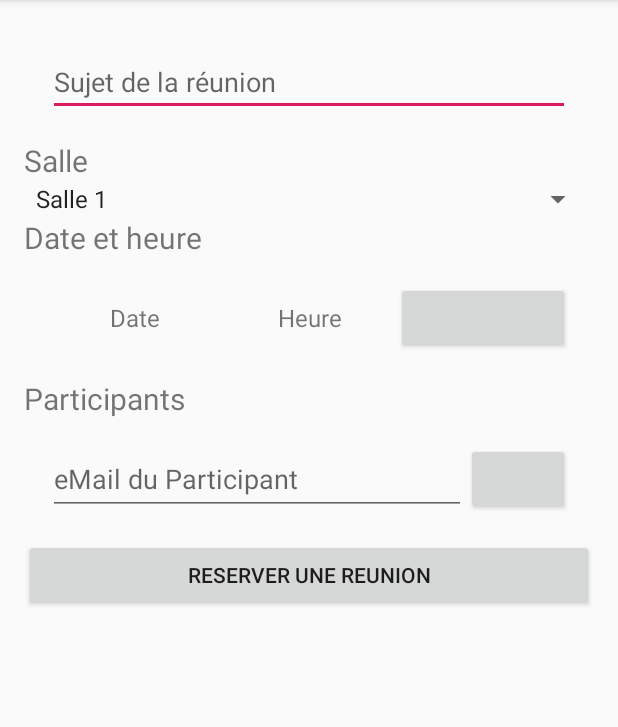
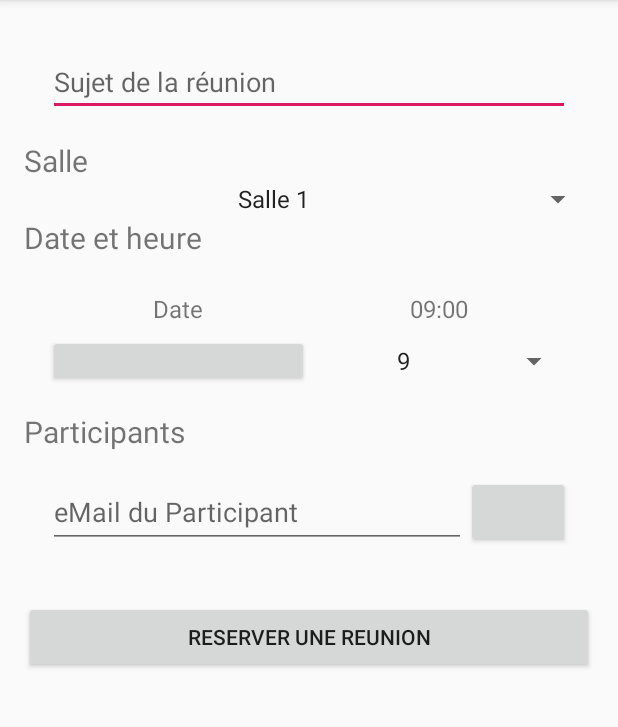
Before and after one commit to CharlotteJu/MaR-u-P4, an Android app: the AddReunionFragment screen opened directly, with no data from a screen before it, after a tap on "RESERVER UNE REUNION", on a phone screen of 412 x 824 dp, the part 84-811 px from its top. Run offline under Robolectric (Android 15) with nearby library versions, the phone set to English and light mode, and no system bars; our stand-ins replace ButterKnife; 3 other taps on this screen came first.

Commit message:
RecyclerView pour la liste des mails dans AddReunionFragment

```diff
--- a/MaReu/app/src/main/java/com/example/mareu/Controler/Fragment/AddReunionFragment.java
+++ b/MaReu/app/src/main/java/com/example/mareu/Controler/Fragment/AddReunionFragment.java
@@ -4,12 +4,17 @@ package com.example.mareu.Controler.Fragment;
 import android.app.DatePickerDialog;
 import android.app.TimePickerDialog;
 import android.content.Context;
+import android.content.Intent;
 import android.os.Bundle;
 
 import androidx.annotation.Nullable;
 import androidx.fragment.app.DialogFragment;
 import androidx.fragment.app.Fragment;
+import androidx.recyclerview.widget.DividerItemDecoration;
+import androidx.recyclerview.widget.LinearLayoutManager;
+import androidx.recyclerview.widget.RecyclerView;
 
+import android.util.Log;
 import android.view.LayoutInflater;
 import android.view.View;
 import android.view.ViewGroup;
@@ -24,6 +29,8 @@ import android.widget.TextView;
 import android.widget.TimePicker;
 import android.widget.Toast;
 
+import com.example.mareu.Controler.Activity.MainActivity;
+import com.example.mareu.Controler.Ui.MailListRecyclerViewAdapter;
 import com.example.mareu.Model.Reunion;
 import com.example.mareu.Model.Room;
 import com.example.mareu.R;
@@ -31,7 +38,9 @@ import com.example.mareu.Services.DummyReunionApiService;
 import com.example.mareu.Services.ReunionApiService;
 import com.example.mareu.Services.RoomsGenerator;
 
+import java.util.ArrayList;
 import java.util.Calendar;
+import java.util.List;
 
 import butterknife.BindView;
 import butterknife.ButterKnife;
@@ -49,20 +58,25 @@ public class AddReunionFragment extends Fragment {
     Button mDateButton;
     @BindView(R.id.arf_date_txt)
     TextView mDateTxt;
+    @BindView(R.id.arf_hours_spinner)
+    Spinner mHourSpinner;
     @BindView(R.id.arf_hours_txt)
     TextView mHourTxt;
     @BindView(R.id.arf_add_mails_button)
     Button mAddMailsButton;
     @BindView(R.id.arf_mail)
     EditText mMailEditText;
+    @BindView(R.id.arf_liste_mails)
+    RecyclerView mRecyclerView;
     @BindView(R.id.arf_final_button)
     Button mFinalButton;
 
     private DatePickerDialog.OnDateSetListener mDateSetListener;
-    private TimePickerDialog.OnTimeSetListener mTimeSetListener;
     private String[] mNameRooms ;
     private Reunion mReunion;
     private ReunionApiService mApiService;
+    private List<String> mMailsList;
+    private RecyclerView.Adapter mAdapter;
 
     public AddReunionFragment() {
         // Required empty public constructor
@@ -80,6 +94,8 @@ public class AddReunionFragment extends Fragment {
         mApiService = new DummyReunionApiService();
         mReunion = new Reunion();
         mNameRooms = generateNameRooms();
+        mMailsList = new ArrayList<>();
+        mAdapter = new MailListRecyclerViewAdapter(mMailsList);
     }
 
     @Override
@@ -88,6 +104,8 @@ public class AddReunionFragment extends Fragment {
 
         View v = inflater.inflate(R.layout.fragment_add_reunion, container, false);
         ButterKnife.bind(this, v);
+
+        configureRecyclerView();
 
         mReunion.setmSubject(String.valueOf(mSubjectEdit.getText()));
 
@@ -113,13 +131,44 @@ public class AddReunionFragment extends Fragment {
         });
 
         mDateSetListener = generateDatePickerDialog();
-        mTimeSetListener = generateTimePickerDialog();
-
         mDateButton.setOnClickListener(new View.OnClickListener() {
             @Override
             public void onClick(View view) {
-                configureDialogTimer();
                 configureDialogCalendar();
+            }
+        });
+
+        mHourSpinner.setAdapter(configSpinner(R.array.hour_spinner));
+        mHourSpinner.setOnItemSelectedListener(new AdapterView.OnItemSelectedListener() {
+            @Override
+            public void onItemSelected(AdapterView<?> adapterView, View view, int position, long l) {
+               int intHour = Integer.parseInt(adapterView.getItemAtPosition(position).toString());
+               String stringHour;
+               if(intHour < 10)
+               {
+                   stringHour = "0"+intHour+":00";
+               }
+               else
+               {
+                   stringHour = intHour+":00";
+               }
+               mReunion.setmTime(stringHour);
+               mHourTxt.setText(stringHour);
+            }
+
+            @Override
+            public void onNothingSelected(AdapterView<?> adapterView) {}
+        });
+
+        mAddMailsButton.setOnClickListener(new View.OnClickListener() {
+            @Override
+            public void onClick(View view) {
+                String mail = String.valueOf(mMailEditText.getText());
+                mMailsList.add(mail);
+                mReunion.setmEmails(mMailsList);
+                initListMails();
+                Log.d("DEBUG_APP", "TAILLE LISTE = " +mMailsList.size());
+                Log.d("DEBUG_APP", "DERNIER DE LA LISTE = " + mMailsList.get(mMailsList.size()-1));
             }
         });
 
@@ -130,6 +179,8 @@ public class AddReunionFragment extends Fragment {
                 if (mReunion.completeReunion())
                 {
                     mApiService.addReunion(mReunion);
+                    Intent intent = new Intent(getActivity(), MainActivity.class);
+                    startActivity(intent);
                 }
                 else
                 {
@@ -146,8 +197,23 @@ public class AddReunionFragment extends Fragment {
 
 
     /////////////SPINNER//////////////////
+
     /**
      * Method to give an Adapter for the spinners
+     * @param res : The link with the res spinner file
+     * @return adapter
+     */
+    public ArrayAdapter<CharSequence> configSpinner (int res)
+    {
+        ArrayAdapter<CharSequence> adapter = ArrayAdapter.createFromResource
+                (getActivity(), res, android.R.layout.simple_spinner_item);
+        adapter.setDropDownViewResource(android.R.layout.simple_spinner_dropdown_item);
+
+        return adapter;
+    }
+
+    /**
+     * Method to give an Adapter for the Room spinner
      * @return adapter
      */
     private ArrayAdapter<String> configSpinnerRooms ()
@@ -212,42 +278,16 @@ public class AddReunionFragment extends Fragment {
         dialogDate.show();
     }
 
-    /////////////TIME//////////////////
+    /////////////MAILS//////////////////
 
-    private TimePickerDialog.OnTimeSetListener generateTimePickerDialog (){
-        TimePickerDialog.OnTimeSetListener timeSetListener = new TimePickerDialog.OnTimeSetListener() {
-            @Override
-            public void onTimeSet(TimePicker timePicker, int hour, int minutes) {
-
-                String hourString = String.valueOf(hour);
-                String minuteString = String.valueOf(minutes);
-
-                if(hour<10)
-                {
-                    hourString = "0" + String.valueOf(hour);
-                }
-                if (minutes<10)
-                {
-                    minuteString = 0 + String.valueOf(minutes);
-                }
-
-                mReunion.setmTime(hourString + ":" + minuteString);
-                mHourTxt.setText(hourString + ":" + minuteString);
-            }
-        };
-        return timeSetListener;
+    private void configureRecyclerView()
+    {
+        mRecyclerView.setAdapter(mAdapter);
+        mRecyclerView.setLayoutManager(new LinearLayoutManager(getActivity()));
     }
-
-    private void configureDialogTimer() {
-
-        Calendar cal = Calendar.getInstance();
-        int hour = cal.get(Calendar.HOUR_OF_DAY);
-        int minute = cal.get(Calendar.MINUTE);
-
-        TimePickerDialog timePickerDialog = new TimePickerDialog(getContext(), mTimeSetListener,
-                hour, minute, true);
-
-        timePickerDialog.show();
+    private void initListMails ()
+    {
+        mAdapter.notifyDataSetChanged();
     }
 
 
--- /dev/null
+++ b/MaReu/app/src/main/java/com/example/mareu/Controler/Ui/MailListRecyclerViewAdapter.java
@@ -0,0 +1,65 @@
+package com.example.mareu.Controler.Ui;
+
+import android.view.LayoutInflater;
+import android.view.View;
+import android.view.ViewGroup;
+import android.widget.TextView;
+
+import androidx.annotation.NonNull;
+import androidx.recyclerview.widget.RecyclerView;
+
+import com.example.mareu.R;
+
+import java.util.List;
+
+import butterknife.BindView;
+import butterknife.ButterKnife;
+
+public class MailListRecyclerViewAdapter extends RecyclerView.Adapter<MailListRecyclerViewAdapter.ViewHolder>
+{
+
+    private List<String> mMails;
+
+    public MailListRecyclerViewAdapter(List<String> mMails) {
+        this.mMails = mMails;
+    }
+
+    @Override
+    public MailListRecyclerViewAdapter.ViewHolder onCreateViewHolder(ViewGroup parent, int viewType) {
+        View v = LayoutInflater.from(parent.getContext()).
+                inflate(R.layout.fragment_one_mail, parent, false);
+        return new MailListRecyclerViewAdapter.ViewHolder(v);
+    }
+
+    @Override
+    public void onBindViewHolder(@NonNull ViewHolder holder, int position) {
+        String mail = mMails.get(position);
+        holder.updateInfos(mail);
+    }
+
+
+    @Override
+    public int getItemCount() {
+        return mMails.size();
+    }
+
+
+    public class ViewHolder extends RecyclerView.ViewHolder
+    {
+        @BindView(R.id.fom_mail)
+        public TextView mMail;
+
+        public ViewHolder(@NonNull View itemView) {
+            super(itemView);
+            ButterKnife.bind(this, itemView);
+        }
+
+        /**
+         * Display the mail
+         */
+        public void updateInfos (String mail)
+        {
+            mMail.setText(mail);
+        }
+    }
+}
--- a/MaReu/app/src/main/java/com/example/mareu/Controler/Ui/ReunionListRecyclerViewAdapter.java
+++ b/MaReu/app/src/main/java/com/example/mareu/Controler/Ui/ReunionListRecyclerViewAdapter.java
@@ -4,6 +4,7 @@ import android.view.LayoutInflater;
 import android.view.View;
 import android.view.ViewGroup;
 import android.widget.Button;
+import android.widget.ImageButton;
 import android.widget.ImageView;
 import android.widget.TextView;
 
@@ -58,7 +59,7 @@ public class ReunionListRecyclerViewAdapter extends RecyclerView.Adapter<Reunion
         @BindView(R.id.item_list_mails)
         public TextView mMails;
         @BindView(R.id.item_list_delete_button)
-        public Button mButtonDelete;
+        public ImageButton mButtonDelete;
         @BindView(R.id.item_list_avatar)
         public ImageView mAvatar;
 
--- a/MaReu/app/src/main/res/layout/fragment_add_reunion.xml
+++ b/MaReu/app/src/main/res/layout/fragment_add_reunion.xml
@@ -35,6 +35,8 @@
         <Spinner
             android:layout_width="match_parent"
             android:layout_height="wrap_content"
+            android:gravity="center"
+            android:textAlignment="center"
             android:id="@+id/arf_room"/>
 
         <TextView
@@ -44,7 +46,7 @@
             android:textSize="@dimen/title_size"/>
 
 
-        <!-- Date -->
+        <!-- Date and Hour -->
         <LinearLayout
             android:layout_width="match_parent"
             android:layout_height="wrap_content"
@@ -52,6 +54,11 @@
             android:layout_weight="1"
             android:orientation="horizontal">
 
+            <LinearLayout
+                android:layout_width="match_parent"
+                android:layout_height="match_parent"
+                android:layout_weight="1"
+                android:orientation="vertical">
                 <TextView
                     android:layout_width="match_parent"
                     android:layout_height="match_parent"
@@ -61,21 +68,42 @@
                     android:textSize="@dimen/text_size"
                     android:id="@+id/arf_date_txt"/>
 
+                <Button
+                    android:layout_width="match_parent"
+                    android:layout_height="match_parent"
+                    android:layout_weight="1"
+                    android:id="@+id/arf_date"/>
+
+            </LinearLayout>
+
+            <LinearLayout
+                android:layout_width="match_parent"
+                android:layout_height="match_parent"
+                android:layout_weight="1"
+                android:orientation="vertical">
+
                 <TextView
                     android:layout_width="match_parent"
                     android:layout_height="match_parent"
                     android:layout_weight="1"
+                    android:gravity="center"
                     android:text="Heure"
-                android:gravity="center"
                     android:textSize="@dimen/text_size"
                     android:id="@+id/arf_hours_txt"/>
 
-            <Button
+                <Spinner
                     android:layout_width="match_parent"
                     android:layout_height="match_parent"
+                    android:layout_weight="1"
+                    android:gravity="center"
+                    android:textAlignment="center"
+                    android:id="@+id/arf_hours_spinner"/>
 
-                android:layout_weight="1"
-                android:id="@+id/arf_date"/>
+            </LinearLayout>
+
+
+
+
 
         </LinearLayout>
 
--- /dev/null
+++ b/MaReu/app/src/main/res/layout/fragment_one_mail.xml
@@ -0,0 +1,12 @@
+<?xml version="1.0" encoding="utf-8"?>
+<LinearLayout
+    xmlns:android="http://schemas.android.com/apk/res/android"
+    android:orientation="vertical" android:layout_width="match_parent"
+    android:layout_height="match_parent">
+
+    <TextView
+        android:layout_width="wrap_content"
+        android:layout_height="wrap_content"
+        android:id="@+id/fom_mail"/>
+
+</LinearLayout>
```
Also changed, not shown: MaReu/app/src/main/res/values/spinner.xml (+2 -13 lines). Lines whose indentation alone changed are shown as unchanged.
